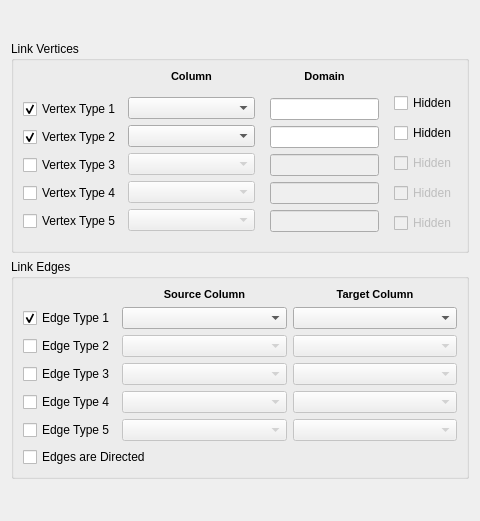
Qt form Plugins/TableToGraphPanel/TableToGraphPanel.ui (Kitware/ParaView) before a commit.
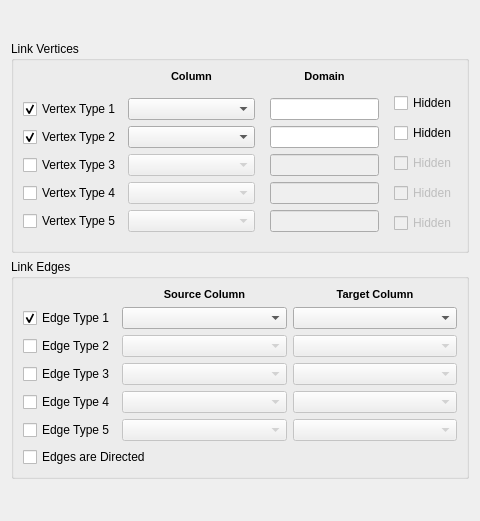
The same form after that commit.

Commit message: STYLE: Minor tweak for alignment.

The edit to the form file:
```diff
--- a/Plugins/TableToGraphPanel/TableToGraphPanel.ui
+++ b/Plugins/TableToGraphPanel/TableToGraphPanel.ui
@@ -321,7 +321,7 @@
       <item row="1" column="1">
        <layout class="QGridLayout" name="gridLayout">
         <property name="topMargin">
-         <number>7</number>
+         <number>8</number>
         </property>
         <property name="bottomMargin">
          <number>6</number>
```
